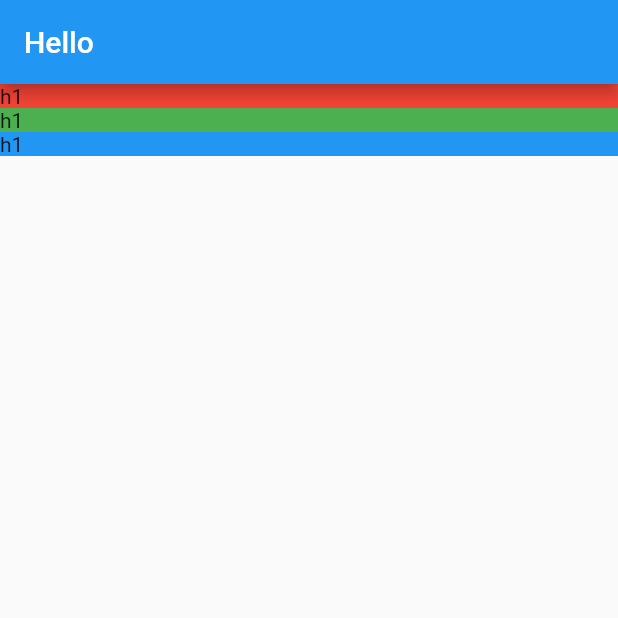
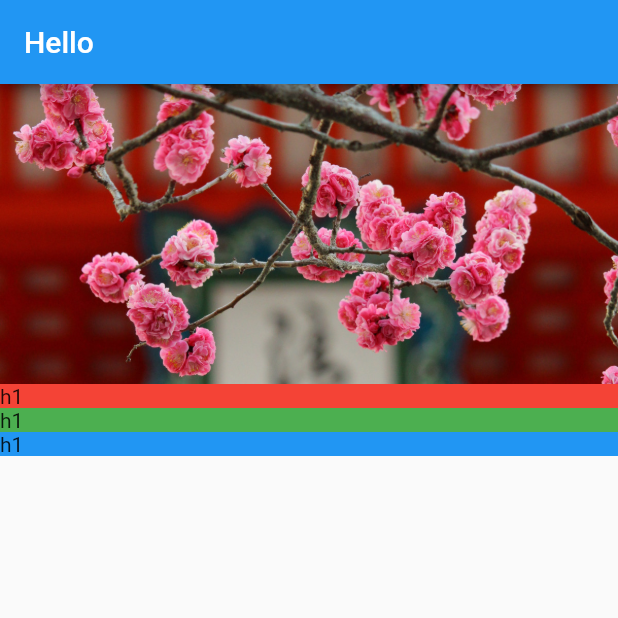
Before and after one commit to ngtruongthanh98/tourist_flutter_app, a Flutter app: the screen it shows after launch, on a phone screen of 412 x 824 dp, the top half of it. Run offline on Flutter 3.47's test engine with Material 2 defaults, Android fonts, the phone set to English and light mode, and no system bars.

Commit message:
Create ImageBanner component.

```diff
--- /dev/null
+++ b/lib/screens/location_detail/image_banner.dart
@@ -0,0 +1,21 @@
+import 'package:flutter/material.dart';
+
+class ImageBanner extends StatelessWidget {
+  final String _assetPath;
+
+  ImageBanner(this._assetPath);
+
+  @override
+  Widget build(BuildContext context) {
+    return Container(
+      constraints: BoxConstraints.expand(
+        height: 200.0,
+      ),
+      decoration: BoxDecoration(color: Colors.grey),
+      child: Image.asset(
+          _assetPath,
+          fit: BoxFit.cover,
+      ),
+    );
+  }
+}
--- a/lib/screens/location_detail/location_detail.dart
+++ b/lib/screens/location_detail/location_detail.dart
@@ -1,4 +1,5 @@
 import 'package:flutter/material.dart';
+import 'image_banner.dart';
 import 'text_section.dart';
 
 class LocationDetail extends StatelessWidget {
@@ -12,6 +13,7 @@ class LocationDetail extends StatelessWidget {
         mainAxisAlignment: MainAxisAlignment.start,
         crossAxisAlignment: CrossAxisAlignment.stretch,
         children: [
+          ImageBanner("assets/images/kiyomizu-dera.jpg"),
           TextSection(Colors.red),
           TextSection(Colors.green),
           TextSection(Colors.blue),
--- a/pubspec.yaml
+++ b/pubspec.yaml
@@ -45,9 +45,8 @@ flutter:
   uses-material-design: true
 
   # To add assets to your application, add an assets section, like this:
-  # assets:
-  #   - images/a_dot_burr.jpeg
-  #   - images/a_dot_ham.jpeg
+  assets:
+    - assets/images/
 
   # An image asset can refer to one or more resolution-specific "variants", see
   # https://flutter.dev/assets-and-images/#resolution-aware.
```
Also changed, not shown: assets/images/kiyomizu-dera.jpg (added).
